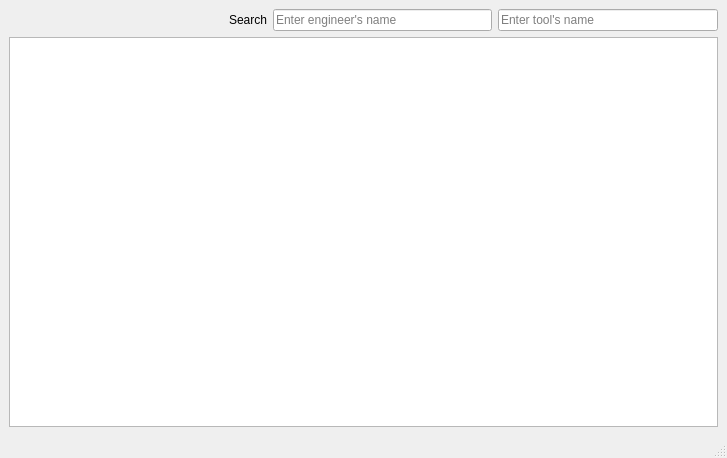
First picture: the form in mainwindow.ui, repository EricoDeMecha/Boito-Tools, before the edit.
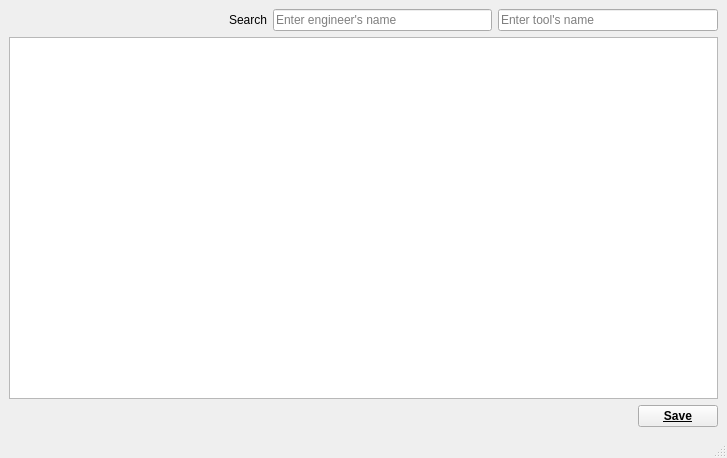
Second picture: the form after the edit.

Commit message: added a manual save button

```diff
--- a/mainwindow.ui
+++ b/mainwindow.ui
@@ -66,6 +66,47 @@
       </item>
      </layout>
     </item>
+    <item>
+     <layout class="QHBoxLayout" name="horizontalLayout_2">
+      <property name="bottomMargin">
+       <number>0</number>
+      </property>
+      <item>
+       <widget class="QLabel" name="save_label">
+        <property name="text">
+         <string/>
+        </property>
+       </widget>
+      </item>
+      <item>
+       <spacer name="horizontalSpacer_2">
+        <property name="orientation">
+         <enum>Qt::Horizontal</enum>
+        </property>
+        <property name="sizeHint" stdset="0">
+         <size>
+          <width>40</width>
+          <height>20</height>
+         </size>
+        </property>
+       </spacer>
+      </item>
+      <item>
+       <widget class="QPushButton" name="save_pushButton">
+        <property name="font">
+         <font>
+          <weight>75</weight>
+          <bold>true</bold>
+          <underline>true</underline>
+         </font>
+        </property>
+        <property name="text">
+         <string>Save</string>
+        </property>
+       </widget>
+      </item>
+     </layout>
+    </item>
    </layout>
   </widget>
   <widget class="QMenuBar" name="menubar">
```
The commit also changes 8 other files.
